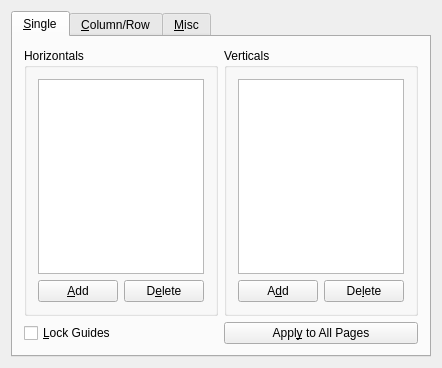
First picture: the form in scribus/ui/guidemanager.ui, repository scribusproject/scribus, before the edit.
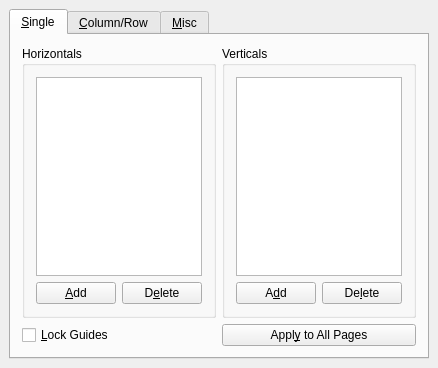
Second picture: the form after the edit. Custom widgets are drawn as their Qt base class.

Commit message: #16415: Fix default dialog margins <bubu>

```diff
--- a/scribus/ui/guidemanager.ui
+++ b/scribus/ui/guidemanager.ui
@@ -16,6 +16,18 @@
    <string>Guide Manager</string>
   </property>
   <layout class="QGridLayout">
+   <property name="leftMargin">
+    <number>9</number>
+   </property>
+   <property name="topMargin">
+    <number>9</number>
+   </property>
+   <property name="rightMargin">
+    <number>9</number>
+   </property>
+   <property name="bottomMargin">
+    <number>9</number>
+   </property>
    <item row="0" column="0">
     <widget class="QTabWidget" name="tabWidget">
      <property name="currentIndex">
```
The commit also changes 8 other files.
